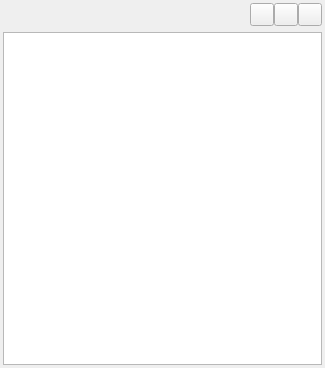
Before: the Qt Designer form src/desktop/ui/brushpalette.ui in drawpile/Drawpile, drawn with Qt 5.
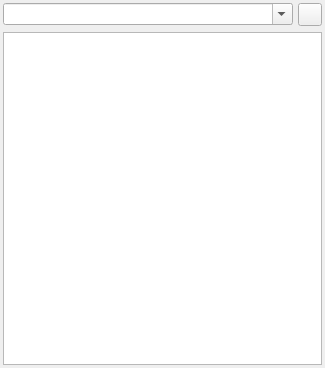
After: the same form once the commit is applied. Icons and pictures are not drawn. Custom widgets are drawn as their Qt base class.

Commit message: Implement brush preset folders

```diff
--- a/src/desktop/ui/brushpalette.ui
+++ b/src/desktop/ui/brushpalette.ui
@@ -28,49 +28,40 @@
      <property name="spacing">
       <number>0</number>
      </property>
+     <item>
+      <widget class="QComboBox" name="folder">
+       <property name="sizePolicy">
+        <sizepolicy hsizetype="Expanding" vsizetype="Fixed">
+         <horstretch>0</horstretch>
+         <verstretch>0</verstretch>
+        </sizepolicy>
+       </property>
+       <property name="editable">
+        <bool>true</bool>
+       </property>
+       <property name="insertPolicy">
+        <enum>QComboBox::NoInsert</enum>
+       </property>
+      </widget>
+     </item>
      <item>
       <spacer name="horizontalSpacer">
        <property name="orientation">
         <enum>Qt::Horizontal</enum>
        </property>
+       <property name="sizeType">
+        <enum>QSizePolicy::Fixed</enum>
+       </property>
        <property name="sizeHint" stdset="0">
         <size>
-         <width>40</width>
-         <height>20</height>
+         <width>5</width>
+         <height>3</height>
         </size>
        </property>
       </spacer>
      </item>
      <item>
-      <widget class="widgets::GroupedToolButton" name="presetAdd">
-       <property name="toolTip">
-        <string>Add a new brush preset</string>
-       </property>
-       <property name="icon">
-        <iconset theme="list-add">
-         <normaloff>theme:list-add.svg</normaloff>theme:list-add.svg</iconset>
-       </property>
-       <property name="groupPosition">
-        <enum>widgets::GroupedToolButton::GroupLeft</enum>
-       </property>
-      </widget>
-     </item>
-     <item>
-      <widget class="widgets::GroupedToolButton" name="presetSave">
-       <property name="toolTip">
-        <string>Overwrite selected preset</string>
-       </property>
-       <property name="icon">
-        <iconset theme="document-save">
-         <normaloff>theme:document-save.svg</normaloff>theme:document-save.svg</iconset>
-       </property>
-       <property name="groupPosition">
-        <enum>widgets::GroupedToolButton::GroupCenter</enum>
-       </property>
-      </widget>
-     </item>
-     <item>
-      <widget class="widgets::GroupedToolButton" name="presetDelete">
+      <widget class="widgets::GroupedToolButton" name="menuButton">
        <property name="toolTip">
         <string>Delete selected preset</string>
        </property>
```
Left out of the diff: 8 changed lines with no effect on the pictures. The commit also changes 5 other files.
